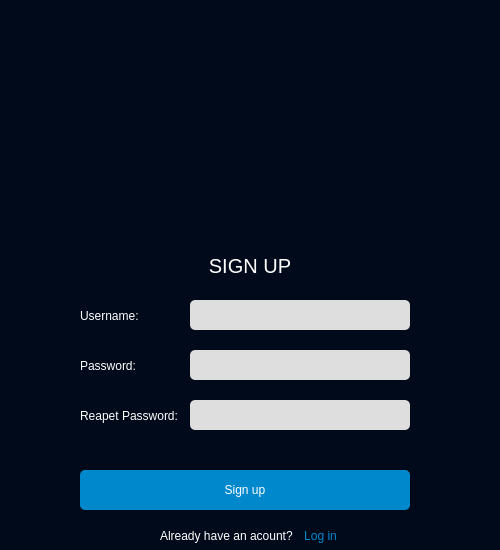
This is src/signup-dark.ui in Matin-Ardestani/Type-online-app as Qt 5 draws it before an edit. The edited form follows.
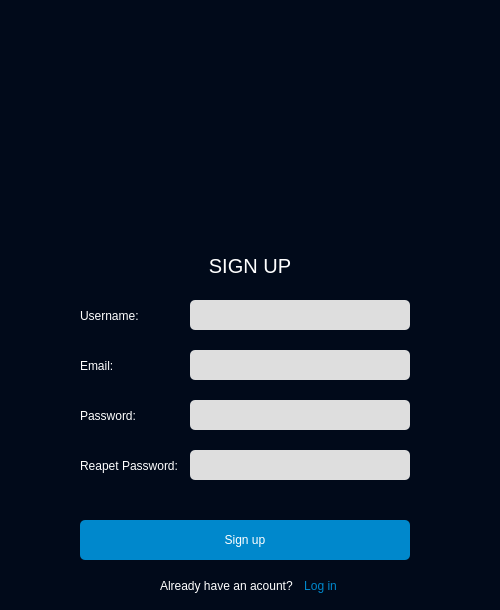
This is the edited form. Icons and pictures are not drawn.

Patch:
```diff
--- a/src/signup-dark.ui
+++ b/src/signup-dark.ui
@@ -7,7 +7,7 @@
     <x>0</x>
     <y>0</y>
     <width>500</width>
-    <height>550</height>
+    <height>610</height>
    </rect>
   </property>
   <property name="windowTitle">
@@ -185,7 +185,7 @@
     <property name="geometry">
      <rect>
       <x>80</x>
-      <y>350</y>
+      <y>400</y>
       <width>100</width>
       <height>31</height>
      </rect>
@@ -231,7 +231,7 @@
     <property name="geometry">
      <rect>
       <x>190</x>
-      <y>350</y>
+      <y>400</y>
       <width>220</width>
       <height>30</height>
      </rect>
@@ -250,7 +250,7 @@
     <property name="geometry">
      <rect>
       <x>80</x>
-      <y>470</y>
+      <y>520</y>
       <width>330</width>
       <height>40</height>
      </rect>
@@ -275,7 +275,7 @@
     <property name="geometry">
      <rect>
       <x>160</x>
-      <y>520</y>
+      <y>570</y>
       <width>141</width>
       <height>31</height>
      </rect>
@@ -302,7 +302,7 @@
     <property name="geometry">
      <rect>
       <x>290</x>
-      <y>520</y>
+      <y>570</y>
       <width>61</width>
       <height>31</height>
      </rect>
@@ -332,7 +332,7 @@
     <property name="geometry">
      <rect>
       <x>80</x>
-      <y>400</y>
+      <y>450</y>
       <width>105</width>
       <height>31</height>
      </rect>
@@ -359,7 +359,7 @@
     <property name="geometry">
      <rect>
       <x>190</x>
-      <y>400</y>
+      <y>450</y>
       <width>220</width>
       <height>30</height>
      </rect>
@@ -378,7 +378,7 @@
     <property name="geometry">
      <rect>
       <x>80</x>
-      <y>440</y>
+      <y>490</y>
       <width>330</width>
       <height>20</height>
      </rect>
@@ -401,6 +401,52 @@
      <set>Qt::AlignCenter</set>
     </property>
    </widget>
+   <widget class="QLineEdit" name="email_en">
+    <property name="geometry">
+     <rect>
+      <x>190</x>
+      <y>350</y>
+      <width>220</width>
+      <height>30</height>
+     </rect>
+    </property>
+    <property name="font">
+     <font>
+      <family>Arial</family>
+      <pointsize>9</pointsize>
+     </font>
+    </property>
+    <property name="styleSheet">
+     <string notr="true">background-color: #DEDEDE;color: #010A1A;</string>
+    </property>
+   </widget>
+   <widget class="QLabel" name="emaillb">
+    <property name="geometry">
+     <rect>
+      <x>80</x>
+      <y>350</y>
+      <width>100</width>
+      <height>31</height>
+     </rect>
+    </property>
+    <property name="font">
+     <font>
+      <family>Arial</family>
+      <pointsize>9</pointsize>
+      <weight>50</weight>
+      <bold>false</bold>
+     </font>
+    </property>
+    <property name="styleSheet">
+     <string notr="true">color: #fff;</string>
+    </property>
+    <property name="text">
+     <string>Email:</string>
+    </property>
+    <property name="alignment">
+     <set>Qt::AlignLeading|Qt::AlignLeft|Qt::AlignVCenter</set>
+    </property>
+   </widget>
   </widget>
  </widget>
  <resources/>
```
